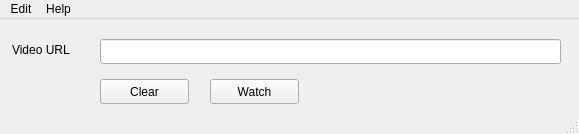
jose-lpa/WatchOnKodi, file mainwindow.ui: the form before one commit.
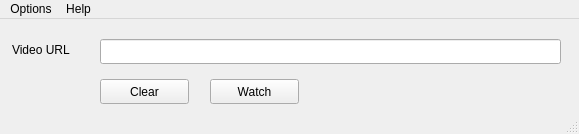
The form after the commit.

```diff
--- a/mainwindow.ui
+++ b/mainwindow.ui
@@ -76,7 +76,7 @@
    </property>
    <widget class="QMenu" name="menuEdit">
     <property name="title">
-     <string>Edit</string>
+     <string>Options</string>
     </property>
     <addaction name="actionConfigure"/>
     <addaction name="separator"/>
```
Left out of the diff: 20 changed lines with no effect on the pictures.
